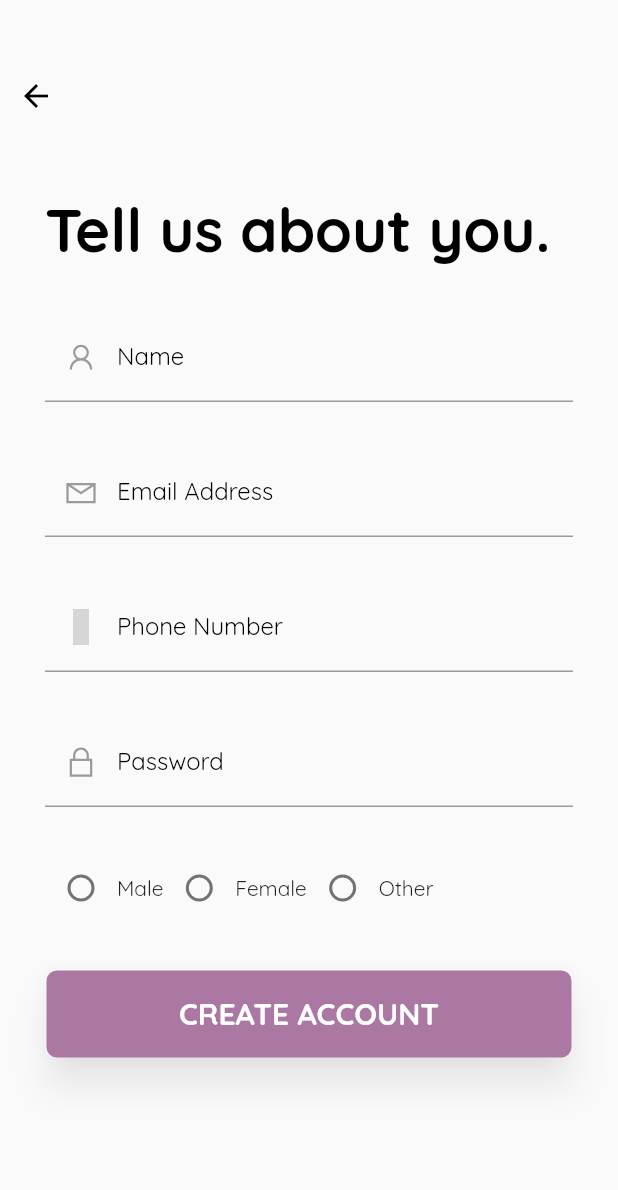
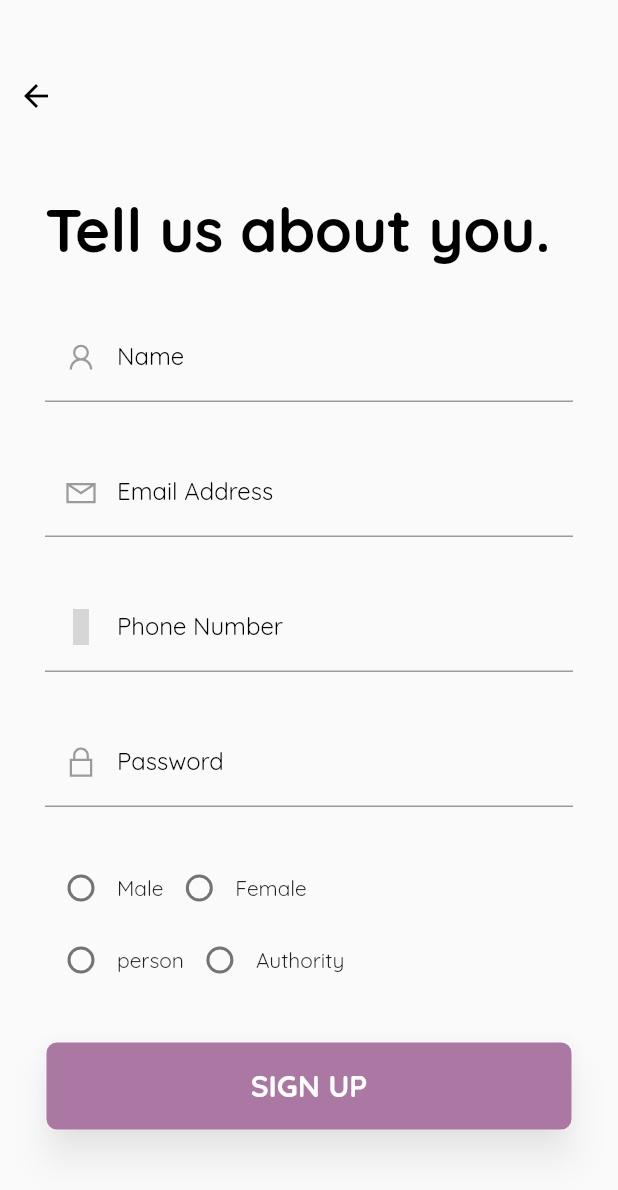
Before and after one commit to ZainabAlHarazi11/FindMe, a Flutter app: the RegisterPage screen opened by its route, on a phone screen of 412 x 824 dp. Shown: the top 1190 px of the screen. Run offline on Flutter 3.47's test engine with Material 2 defaults, Android fonts, the phone set to English and light mode, and no system bars; our stand-ins replace firebase_auth, firebase_core, line_icons; accounts and stored records are empty; grey boxes are pictures that could not be loaded.

Commit message:
Graduation Project 1

```diff
--- /dev/null
+++ b/lib/Services/auth.dart
@@ -0,0 +1,51 @@
+import 'package:findme/models/userAuth.dart' as a;
+import 'package:firebase_auth/firebase_auth.dart';
+
+class AuthService {
+//private firebase instance
+  final FirebaseAuth _auth = FirebaseAuth.instance;
+
+  /*
+
+  // create user obj based on firebase user
+  a.User _userFromFirebaseUser(FirebaseUser user) {
+    return user != null ? a.User(uid: user.uid) : null;
+  }
+
+  // auth change user stream
+  Stream<User> get user {
+    return _auth.onAuthStateChanged
+    //.map((FirebaseUser user) => _userFromFirebaseUser(user));
+        .map(_userFromFirebaseUser);
+  }
+
+
+  // sign in with email and password
+
+
+  // register with email and password
+
+    // sign in anon
+  Future signInAnon() async {
+    try {
+      AuthResult result = await _auth.signInAnonymously();
+      FirebaseUser user = result.user;
+      return _userFromFirebaseUser(user);
+    } catch (e) {
+      print(e.toString());
+      return null;
+    }
+  }
+
+
+  // sign out
+  Future signOut() async {
+    try {
+      return await _auth.signOut();
+    } catch (error) {
+      print(error.toString());
+      return null;
+    }
+  }
+*/
+}
--- a/lib/models/feed.dart
+++ b/lib/models/feed.dart
@@ -1,4 +1,4 @@
-import 'package:findme/models/user.dart';
+//import 'package:findme/models/user.dart';
 import 'package:findme/utils/utils.dart';
 
 class Feed {
@@ -11,10 +11,11 @@ class Feed {
 
   Feed(this.id, this.createdAt, this.userId, this.userName, this.userImage);
 }
-
+/*
 final List<Feed> feeds = [
   Feed(1, '19 Aug', users[0].id, users[0].name, users[0].photo),
   Feed(2, '20 Aug', users[1].id, users[1].name, users[1].photo),
   Feed(3, '22 Aug', users[2].id, users[2].name, users[2].photo),
   Feed(4, '1 Sept', users[3].id,users[3].name, users[3].photo),
 ];
+*/
--- a/lib/models/message.dart
+++ b/lib/models/message.dart
@@ -4,7 +4,7 @@ class Message {
 
   Message(this.body, this.fromMe);
 }
-
+/*
 List<Message> messages = [
   Message("Hey! How's it going? 😀", false),
   Message("Great thanks, i am looking forward to meeting you tomorrow 😍", true),
@@ -13,3 +13,5 @@ List<Message> messages = [
   Message("I'm sure he is asleep 😴", false),
   Message("I was thinking the exact same thing!", true),
 ];
+
+ */
--- a/lib/models/user.dart
+++ b/lib/models/user.dart
@@ -7,8 +7,13 @@ class User {
   String location = 'Seattle, USA.';
   String gender;
   int age;
+  String uid;
+
+
+
 
   User(this.id, this.name, this.photo, this.gender, this.age);
+ // User({ this.uid });
 }
 
 
--- /dev/null
+++ b/lib/models/userAuth.dart
@@ -0,0 +1,8 @@
+
+class User {
+
+  final String uid;
+
+  User({ this.uid });
+
+}
--- a/lib/utils/utils.dart
+++ b/lib/utils/utils.dart
@@ -10,6 +10,7 @@ class AvailableFonts {
 }
 
 class AvailableImages {
+
 
   static const man1 = {
     'assetImage' : AssetImage('assets/images/man1.jpg'),
@@ -57,10 +58,14 @@ class AvailableImages {
     'assetPath' : 'assets/images/woman4.jpg',
   };
 
+
   static const woman5 = {
     'assetImage' : AssetImage('assets/images/woman5.jpg'),
     'assetPath' : 'assets/images/woman5.jpg',
   };
+
+
+
 
   static const postBanner = {
     'assetImage' : AssetImage('assets/images/post_banner.jpg'),
@@ -72,6 +77,7 @@ class AvailableImages {
     'assetPath' : 'assets/images/empty.png',
   };
 
+
   static const homePage = const AssetImage('assets/images/home_page.png');
   static const appLogo = const AssetImage('assets/images/findmelogo.jpg');
 }
--- a/lib/views/chat_details.dart
+++ b/lib/views/chat_details.dart
@@ -1,7 +1,7 @@
 import 'package:flutter/material.dart';
 import 'package:flutter/widgets.dart';
 import 'package:findme/_routing/routes.dart';
-import 'package:findme/models/message.dart';
+//import 'package:findme/models/message.dart';
 import 'package:findme/models/user.dart';
 import 'package:findme/widgets/chat_bubble.dart';
 
@@ -87,10 +87,10 @@ class ChatDetailsPage extends StatelessWidget {
 
     final messageList = ListView.builder(
       scrollDirection: Axis.vertical,
-      itemCount: messages.length,
+     // itemCount: messages.length,
       itemBuilder: (BuildContext context, int index) {
         return ChatBubble(
-          message: messages[index],
+          //message: messages[index],
         );
       },
     );
--- a/lib/views/home.dart
+++ b/lib/views/home.dart
@@ -39,7 +39,7 @@ class _HomePageState extends State<HomePage> {
         BottomNavigationBarItem(
           icon: Icon(Icons.rss_feed),
           title: Text(
-            'Feed',
+            'Home',
             style: TextStyle(fontWeight: FontWeight.bold),
           ),
         ),
--- a/lib/views/landing.dart
+++ b/lib/views/landing.dart
@@ -11,7 +11,6 @@ class LandingPage extends StatelessWidget {
     SystemChrome.setSystemUIOverlayStyle(
       SystemUiOverlayStyle(statusBarColor: primaryColor),
     );
-
     final logo = Container(
       height: 100.0,
       width: 100.0,
--- a/lib/views/login.dart
+++ b/lib/views/login.dart
@@ -3,6 +3,7 @@ import 'package:findme/_routing/routes.dart';
 import 'package:findme/utils/colors.dart';
 import 'package:line_icons/line_icons.dart';
 import 'package:flutter/services.dart';
+import 'package:findme/Services/auth.dart';
 
 class LoginPage extends StatefulWidget {
   @override
@@ -13,6 +14,7 @@ class _LoginPageState extends State<LoginPage> {
   bool isRememberMe = false;
   bool obscureText = true;
   final _formKey = GlobalKey<FormState>();
+  final AuthService _auth = AuthService();
 
   @override
   Widget build(BuildContext context) {
@@ -131,7 +133,7 @@ class _LoginPageState extends State<LoginPage> {
           ]),
       child: RaisedButton(
         elevation: 5.0,
-        onPressed: () => Navigator.pushNamed(context, homeViewRoute),
+        //onPressed: () => Navigator.pushNamed(context, homeViewRoute),
         color: Colors.white,
         shape: new RoundedRectangleBorder(
           borderRadius: new BorderRadius.circular(10.0),
@@ -143,6 +145,8 @@ class _LoginPageState extends State<LoginPage> {
             fontSize: 20.0,
           ),
         ),
+          onPressed: () async {}
+
       ),
     );
 
--- a/lib/views/register.dart
+++ b/lib/views/register.dart
@@ -1,7 +1,8 @@
+import 'package:findme/_routing/routes.dart';
 import 'package:flutter/material.dart';
-import 'package:findme/_routing/routes.dart';
 import 'package:findme/utils/colors.dart';
 import 'package:line_icons/line_icons.dart';
+import 'package:findme/Services/auth.dart';
 
 class RegisterPage extends StatefulWidget {
   @override
@@ -11,6 +12,8 @@ class RegisterPage extends StatefulWidget {
 class _RegisterPageState extends State<RegisterPage> {
   final _formKey = GlobalKey<FormState>();
   int _genderRadioBtnVal = -1;
+
+  final AuthService _auth = AuthService();
 
   void _handleGenderChange(int value) {
     setState(() {
@@ -57,6 +60,7 @@ class _RegisterPageState extends State<RegisterPage> {
         key: _formKey,
         child: Column(
           children: <Widget>[
+
             _buildFormField('Name', LineIcons.user),
             formFieldSpacing,
             _buildFormField('Email Address', LineIcons.envelope),
@@ -86,15 +90,31 @@ class _RegisterPageState extends State<RegisterPage> {
             onChanged: _handleGenderChange,
           ),
           Text("Female"),
+         ],
+      ),
+    );
+
+    final purpose = Padding(
+      padding: EdgeInsets.only(top: 0.0),
+      child: Row(
+        children: <Widget>[
           Radio(
-            value: 2,
+            value: 0,
             groupValue: _genderRadioBtnVal,
             onChanged: _handleGenderChange,
           ),
-          Text("Other"),
+          Text("person"),
+          Radio(
+            value: 1,
+            groupValue: _genderRadioBtnVal,
+            onChanged: _handleGenderChange,
+          ),
+          Text("Authority"),
         ],
       ),
     );
+
+
 
     final submitBtn = Padding(
       padding: EdgeInsets.only(top: 20.0),
@@ -114,13 +134,14 @@ class _RegisterPageState extends State<RegisterPage> {
           child: MaterialButton(
             onPressed: () => Navigator.of(context).pushNamed(homeViewRoute),
             child: Text(
-              'CREATE ACCOUNT',
+              'SIGN UP',
               style: TextStyle(
                 fontWeight: FontWeight.w800,
                 fontSize: 20.0,
                 color: Colors.white,
               ),
             ),
+            //onPressed: () async{}
           ),
         ),
       ),
@@ -141,6 +162,7 @@ class _RegisterPageState extends State<RegisterPage> {
                     pageTitle,
                     registerForm,
                     gender,
+                    purpose,
                     submitBtn
                   ],
                 ),
@@ -171,6 +193,10 @@ class _RegisterPageState extends State<RegisterPage> {
       keyboardType: TextInputType.text,
       style: TextStyle(color: Colors.black),
       cursorColor: Colors.black,
+        onChanged:(val) {
+          setState(() => label = val);
+          print(label);
+        }
     );
   }
 
--- a/lib/views/reset_password.dart
+++ b/lib/views/reset_password.dart
@@ -1,3 +1,4 @@
+import 'package:findme/views/register.dart';
 import 'package:flutter/material.dart';
 import 'package:findme/_routing/routes.dart';
 import 'package:findme/utils/colors.dart';
@@ -111,6 +112,7 @@ class _ResetPasswordPageState extends State<ResetPasswordPage> {
                 fontWeight: FontWeight.w600,
               ),
             ),
+
             Text(
               ' Create new account',
               style: TextStyle(
--- a/lib/views/user_details.dart
+++ b/lib/views/user_details.dart
@@ -9,6 +9,7 @@ import 'package:line_icons/line_icons.dart';
 class UserDetailsPage extends StatelessWidget {
   final int userId;
 
+
   const UserDetailsPage({Key key, this.userId}) : super(key: key);
   @override
   Widget build(BuildContext context) {
@@ -17,6 +18,7 @@ class UserDetailsPage extends StatelessWidget {
       appBar: buildAppBar(context),
 
     );
+
     // final deviceHeight = MediaQuery.of(context).size.height;
     final deviceWidth = MediaQuery.of(context).size.width;
 
@@ -216,6 +218,8 @@ class UserDetailsPage extends StatelessWidget {
     );
   }
 
+
+
   Widget _buildHobbiesCards(String name) {
     return Container(
       padding: EdgeInsets.only(
--- a/lib/widgets/appbar.dart
+++ b/lib/widgets/appbar.dart
@@ -6,7 +6,7 @@ AppBar buildAppBar(BuildContext context) {
   final icon = CupertinoIcons.moon_stars;
   return AppBar(
     leading: BackButton(),
-    backgroundColor: Colors.deepPurpleAccent,
+    backgroundColor: Colors.deepPurple,
     elevation: 0,
     actions: [
       IconButton(
```
Also changed, not shown: lib/views/authentication/authenticate.dart (added, +25 -0 lines), lib/views/tabs/feeds.dart (+14 -12 lines), assets/images/Find Me icon.png (added).
